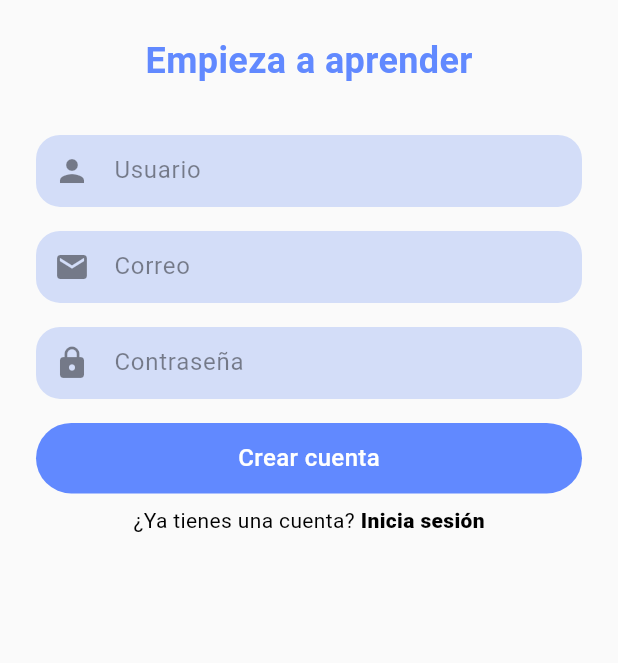
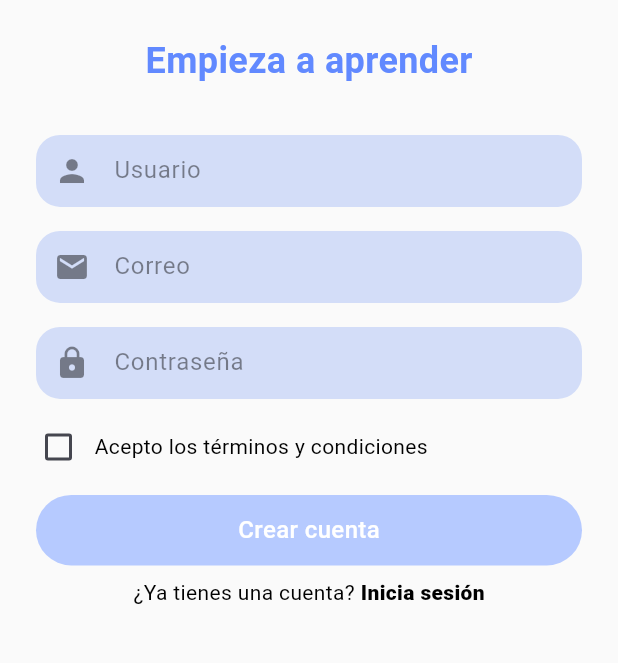
Before and after one commit to amenes12/ensenarte-app, a Flutter app: the SignUpScreen screen opened by its route, on a phone screen of 412 x 824 dp, the part 298-961 px from its top. Run offline on Flutter 3.47's test engine with Material 3 defaults, Android fonts, the phone set to English and light mode, and no system bars; our stand-ins replace cloud_firestore, firebase_auth, firebase_core; accounts and stored records are empty.

Commit message:
feat(sign-up): added terms and conditions checkbox to sign up form

```diff
--- a/lib/components/button_component.dart
+++ b/lib/components/button_component.dart
@@ -1,7 +1,7 @@
 import 'package:flutter/material.dart';
 
 class ButtonComponent extends StatelessWidget {
-  final VoidCallback onTap;
+  final VoidCallback? onTap;
   final String text;
   final Color color;
 
--- a/lib/screens/sign_up_screen.dart
+++ b/lib/screens/sign_up_screen.dart
@@ -17,6 +17,7 @@ class _SignUpScreenState extends State<SignUpScreen> {
   final TextEditingController emailController = TextEditingController();
   final TextEditingController passwordController = TextEditingController();
   bool isLoading = false;
+  bool agreeWithTermsAndConditions = false;
 
   void signUp() async {
     String result = await AuthService().signUp(
@@ -93,10 +94,33 @@ class _SignUpScreenState extends State<SignUpScreen> {
               icon: Icons.lock,
               isPassword: true,
             ),
+            Padding(
+              padding: const EdgeInsets.symmetric(horizontal: 15.0),
+              child: Row(
+                children: [
+                  Checkbox(
+                    value: agreeWithTermsAndConditions,
+                    onChanged: (newValue) {
+                      setState(() {
+                        agreeWithTermsAndConditions = newValue!;
+                      });
+                    },
+                  ),
+                  const Text(
+                    "Acepto los términos y condiciones",
+                    style: TextStyle(
+                      color: Colors.black,
+                      fontSize: 14.0,
+                      fontWeight: FontWeight.w400,
+                    ),
+                  ),
+                ],
+              ),
+            ),
             ButtonComponent(
-              onTap: signUp,
+              onTap: agreeWithTermsAndConditions ? signUp : null,
               text: "Crear cuenta",
-              color: const Color.fromRGBO(97, 137, 255, 1),
+              color: agreeWithTermsAndConditions ? const Color.fromRGBO(97, 137, 255, 1) : const Color.fromARGB(255, 182, 202, 255),
             ),
             GestureDetector(
               onTap: () {
```
